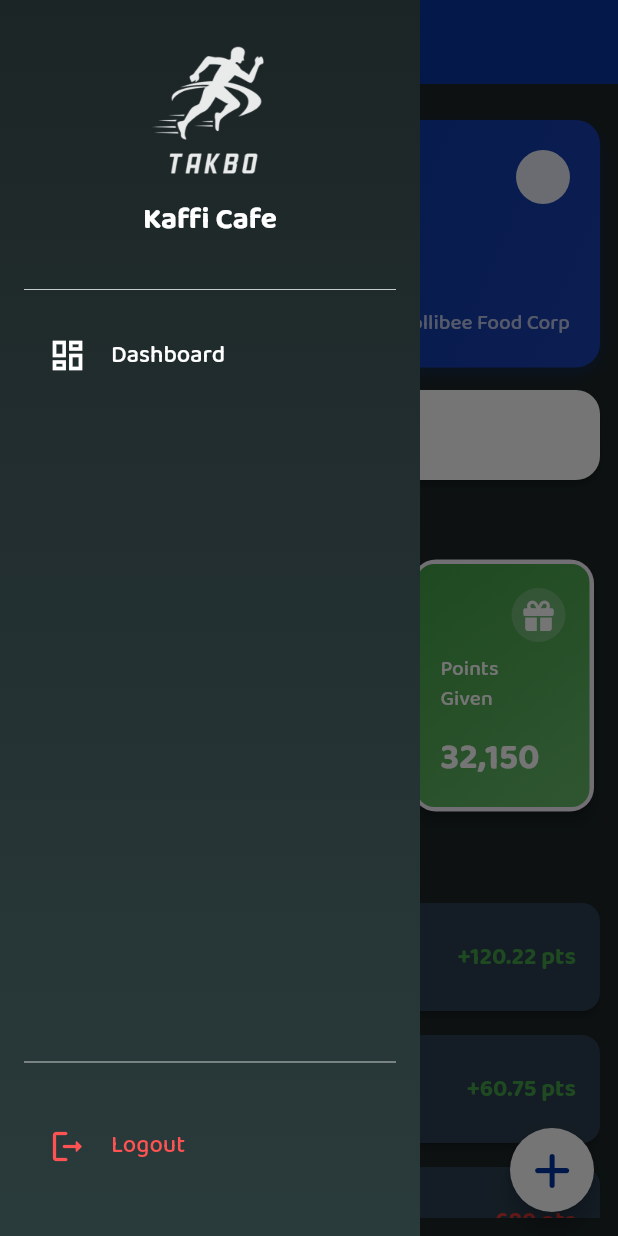
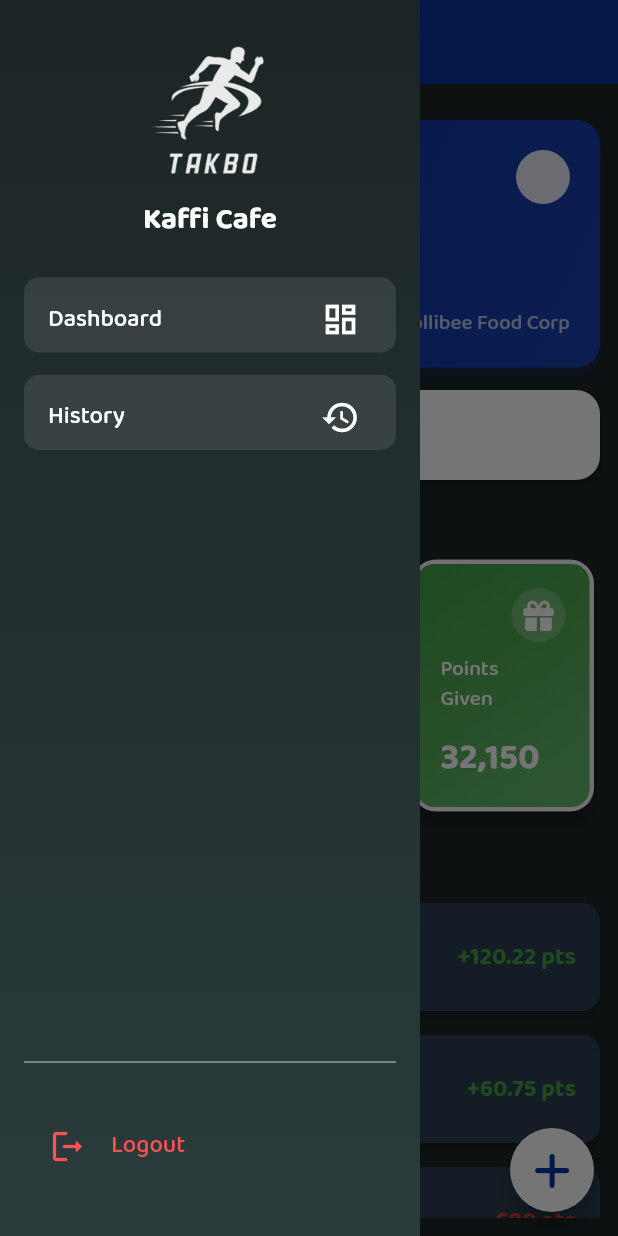
Before and after one commit to lansoyyy/customer_loyalty_merchant, a Flutter app: the HomeScreen screen opened directly, with the side drawer open, on a phone screen of 412 x 824 dp. Run offline on Flutter 3.47's test engine with Material 3 defaults, Android fonts, the phone set to English and light mode, and no system bars; our stand-ins replace flutter_spinkit, fluttertoast, font_awesome_flutter, get, get_storage, quickalert; missing offline and left inert: flutter_swipe_button; accounts and stored records are empty.

```diff
--- a/lib/screens/home_screen.dart
+++ b/lib/screens/home_screen.dart
@@ -15,7 +15,7 @@ class HomeScreen extends StatelessWidget {
   const HomeScreen({super.key});
 
   // Constants for reusable values
-  static const _backgroundColor = Color(0xFF1C2526);
+
   static const _cardGradientColors = [Color(0xFF0033A0), Color(0xFF1A40B1)];
   static const _cardPadding = EdgeInsets.all(20.0);
   static const _sectionSpacing = 15.0;
@@ -27,7 +27,7 @@ class HomeScreen extends StatelessWidget {
       drawer: const DrawerWidget(),
       floatingActionButton: _buildFloatingActionButton(context),
       appBar: _buildAppBar(),
-      backgroundColor: _backgroundColor,
+      backgroundColor: backgroundColor,
       body: Padding(
         padding: const EdgeInsets.all(12.0),
         child: Column(
--- a/lib/utils/colors.dart
+++ b/lib/utils/colors.dart
@@ -11,6 +11,7 @@ const Color charcoalGray = Color(0xFF424242);
 const Color ashGray = Color(0xFFB0BEC5);
 const Color jetBlack = Color(0xFF000000);
 const Color plainWhite = Color.fromARGB(255, 255, 255, 255);
+const backgroundColor = Color(0xFF1C2526);
 TimeOfDay parseTime(String timeString) {
   List<String> parts = timeString.split(':');
   return TimeOfDay(hour: int.parse(parts[0]), minute: int.parse(parts[1]));
--- a/lib/widgets/drawer_widget.dart
+++ b/lib/widgets/drawer_widget.dart
@@ -1,8 +1,11 @@
 import 'package:customer_loyalty/screens/auth/login_screen.dart';
+import 'package:customer_loyalty/screens/history_screen.dart';
 import 'package:customer_loyalty/widgets/divider_widget.dart';
 import 'package:customer_loyalty/widgets/logout_widget.dart';
 import 'package:customer_loyalty/widgets/text_widget.dart';
+import 'package:customer_loyalty/widgets/touchable_widget.dart';
 import 'package:flutter/material.dart';
+import 'package:get/get.dart';
 
 import '../screens/home_screen.dart';
 
@@ -51,32 +54,12 @@ class DrawerWidget extends StatelessWidget {
                 ),
               ),
               const SizedBox(height: 24),
-              DividerWidget(),
-              ListTile(
-                leading: const Icon(
-                  Icons.dashboard_outlined,
-                  color: Colors.white,
-                  size: 26,
-                ),
-                onTap: () {
-                  Navigator.of(context).pushAndRemoveUntil(
-                    MaterialPageRoute(builder: (context) => const HomeScreen()),
-                    (route) => false,
-                  );
-                },
-                title: TextWidget(
-                  text: 'Dashboard',
-                  fontSize: 16,
-                  fontFamily: 'Medium',
-                  color: Colors.white,
-                ),
-                hoverColor: Colors.white10,
-                shape: RoundedRectangleBorder(
-                  borderRadius: BorderRadius.circular(10),
-                ),
-                contentPadding:
-                    const EdgeInsets.symmetric(horizontal: 16, vertical: 8),
-              ),
+              navBarItem(Icons.dashboard_outlined, 'Dashboard', () {
+                Get.off(HomeScreen(), transition: Transition.zoom);
+              }),
+              navBarItem(Icons.history, 'History', () {
+                Get.off(HistoryScreen(), transition: Transition.zoom);
+              }),
               const Spacer(),
               DividerWidget(),
               const SizedBox(height: 12),
@@ -109,4 +92,43 @@ class DrawerWidget extends StatelessWidget {
       ),
     );
   }
+
+  Widget navBarItem(
+    IconData icon,
+    String title,
+    Function onTap,
+  ) {
+    return Padding(
+      padding: const EdgeInsets.only(bottom: 15),
+      child: TouchableWidget(
+        onTap: () {
+          onTap();
+        },
+        child: Container(
+          decoration: BoxDecoration(
+            color: Colors.white.withOpacity(0.1),
+            borderRadius: BorderRadius.circular(10),
+          ),
+          height: 50,
+          child: ListTile(
+            trailing: Icon(
+              icon,
+              color: Colors.white,
+              size: 26,
+            ),
+            title: TextWidget(
+              text: title,
+              fontSize: 16,
+              fontFamily: 'Medium',
+              color: Colors.white,
+            ),
+            hoverColor: Colors.white10,
+            shape: RoundedRectangleBorder(
+              borderRadius: BorderRadius.circular(10),
+            ),
+          ),
+        ),
+      ),
+    );
+  }
 }
```
Also changed, not shown: lib/screens/history_screen.dart (added, +32 -0 lines).
